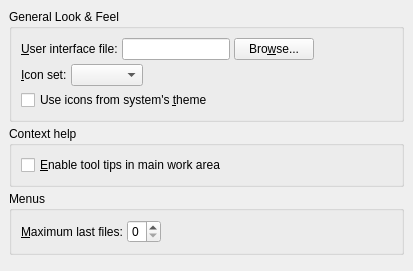
Above: src/frontends/qt4/ui/PrefUi.ui from cburschka/lyx before the change. Below: the same form after it.
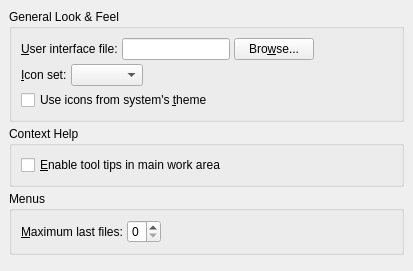
That is the form after the change.

Diff of the .ui file:
```diff
--- a/src/frontends/qt4/ui/PrefUi.ui
+++ b/src/frontends/qt4/ui/PrefUi.ui
@@ -117,7 +117,7 @@
    <item row="1" column="0">
     <widget class="QGroupBox" name="pixmapCacheGB_2">
      <property name="title">
-      <string>Context help</string>
+      <string>Context Help</string>
      </property>
      <property name="alignment">
       <set>Qt::AlignLeading|Qt::AlignLeft|Qt::AlignTop</set>
```
